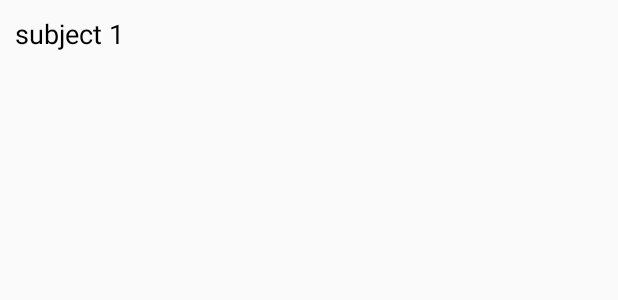
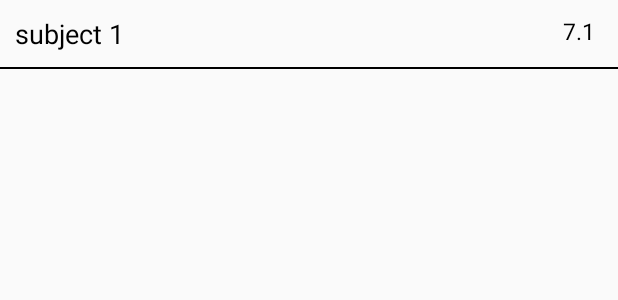
Before and after one commit to chienptit941/HackathonHCVT, an Android app: the layout user_item.xml on its own in the app's theme, with its tools: preview values and no code run, on a phone screen of 412 x 824 dp. Shown: the top 300 px of the screen. Run offline under Robolectric (Android 15) with nearby library versions, the phone set to English and light mode, and no system bars; network calls fail.

Commit message:
user activity

```diff
--- a/Hackathon-Recommendator/app/src/main/java/com/example/ristu/hackathon_recommendator/user/UserAdapter.java
+++ b/Hackathon-Recommendator/app/src/main/java/com/example/ristu/hackathon_recommendator/user/UserAdapter.java
@@ -16,10 +16,9 @@ import java.util.List;
  */
 public class UserAdapter  extends RecyclerView.Adapter<UserAdapter.ViewHolder> {
     private List<UserDTO> subjectDTOs;
-    private IUserActivity listenner;
 
-    public UserAdapter(IUserActivity listenner) {
-        this.listenner = listenner;
+    public UserAdapter() {
+
     }
 
     public void setData(List<UserDTO> subjectDTOs) {
--- a/Hackathon-Recommendator/app/src/main/res/layout/user_item.xml
+++ b/Hackathon-Recommendator/app/src/main/res/layout/user_item.xml
@@ -1,30 +1,43 @@
 <?xml version="1.0" encoding="utf-8"?>
-<RelativeLayout xmlns:android="http://schemas.android.com/apk/res/android"
+<LinearLayout xmlns:android="http://schemas.android.com/apk/res/android"
     android:layout_width="match_parent"
     android:layout_height="wrap_content"
-    android:padding="10dp">
+    android:orientation="vertical">
+
+
+    <TableRow
+        android:layout_marginTop="10dp"
+        android:layout_width="match_parent"
+        android:layout_height="wrap_content"
+        android:paddingLeft="10dp"
+        android:paddingRight="15dp">
+        <TextView
+            android:id="@+id/user_profile_subject_name"
+            android:layout_width="0dp"
+            android:layout_weight="1"
+            android:layout_height="match_parent"
+            android:layout_centerVertical="true"
+            android:layout_marginRight="10dp"
+            android:text="subject 1"
+            android:textColor="@android:color/black"
+            android:textSize="18sp" />
 
         <TextView
             android:id="@+id/user_profile_subject_rate"
             android:layout_width="wrap_content"
-        android:layout_height="wrap_content"
-        android:layout_alignParentRight="true"
-        android:layout_centerVertical="true"
-        android:layout_marginRight="10dp"
+            android:layout_height="match_parent"
             android:singleLine="true"
             android:text="7.1"
             android:textColor="@android:color/black"
-        android:textSize="15sp"
-        android:visibility="gone" />
+            android:textSize="15sp"/>
+
+
+    </TableRow>
 
     <TextView
-        android:id="@+id/user_profile_subject_name"
+        android:layout_marginTop="10dp"
         android:layout_width="match_parent"
-        android:layout_height="wrap_content"
-        android:layout_centerVertical="true"
-        android:layout_marginRight="10dp"
-        android:layout_toLeftOf="@id/user_profile_subject_rate"
-        android:text="subject 1"
-        android:textColor="@android:color/black"
-        android:textSize="18sp" />
-</RelativeLayout>
+        android:layout_height="1dp"
+        android:background="@android:color/black"/>
+
+</LinearLayout>
```
Also changed, not shown: Hackathon-Recommendator/app/src/main/AndroidManifest.xml (+5 -10 lines), Hackathon-Recommendator/app/src/main/java/com/example/ristu/hackathon_recommendator/subject/SubjectActivity.java (+5 -4 lines), Hackathon-Recommendator/app/src/main/java/com/example/ristu/hackathon_recommendator/user/UserActivity.java (+40 -41 lines), Hackathon-Recommendator/app/src/main/res/layout/user_activity.xml (+29 -42 lines). Lines whose indentation alone changed are shown as unchanged.
